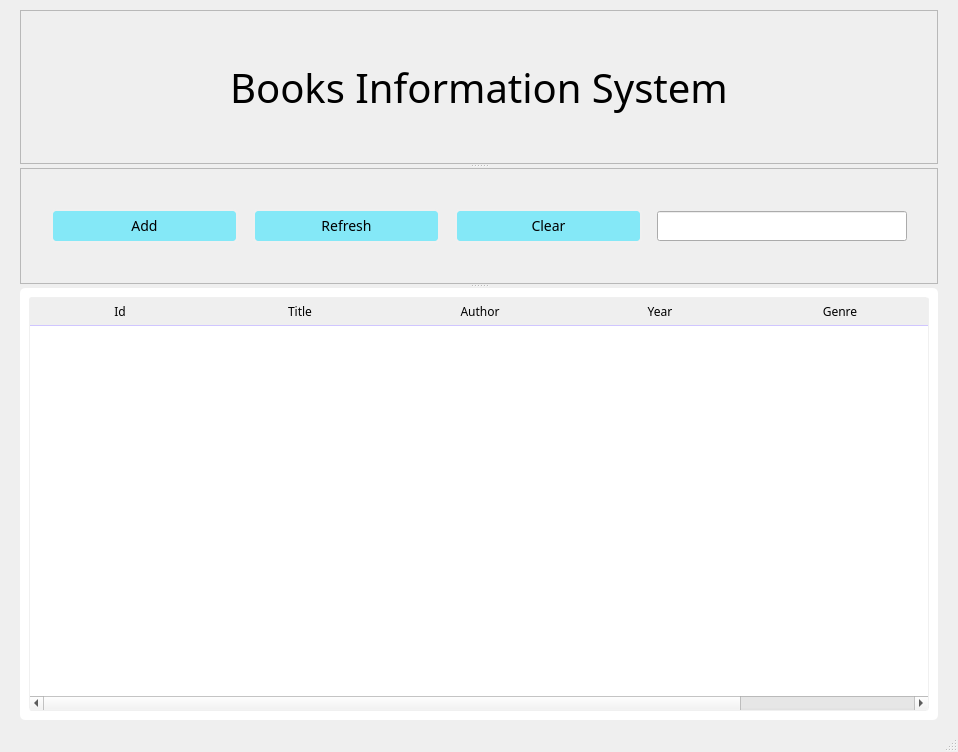
Qt form ui/books.ui (ShmuelAmir/books-qt) before a commit.
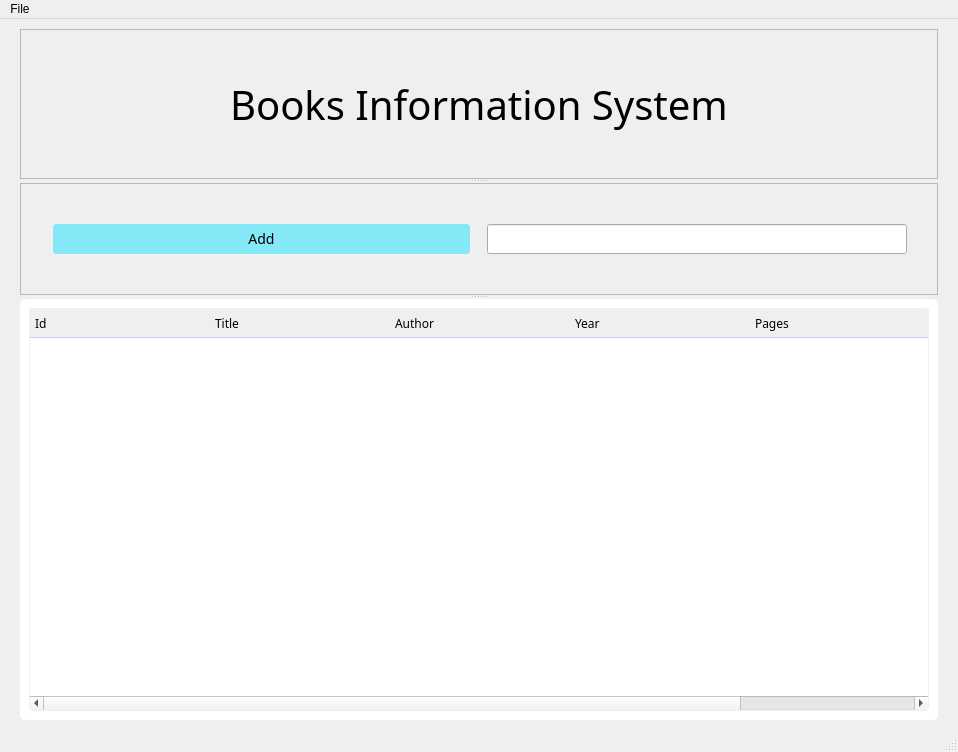
The same form after that commit. Icons and pictures are not drawn.

```diff
--- a/ui/books.ui
+++ b/ui/books.ui
@@ -188,34 +188,18 @@
         </property>
         <item>
          <widget class="QPushButton" name="add_btn">
+          <property name="font">
+           <font>
+            <family>Segoe UI Semibold</family>
+            <pointsize>-1</pointsize>
+           </font>
+          </property>
           <property name="text">
            <string>Add</string>
           </property>
           <property name="icon">
            <iconset>
-            <normaloff>icons/add.svg</normaloff>icons/add.svg</iconset>
-          </property>
-         </widget>
-        </item>
-        <item>
-         <widget class="QPushButton" name="refresh_btn">
-          <property name="text">
-           <string>Refresh</string>
-          </property>
-          <property name="icon">
-           <iconset>
-            <normaloff>icons/published_with_changes.svg</normaloff>icons/published_with_changes.svg</iconset>
-          </property>
-         </widget>
-        </item>
-        <item>
-         <widget class="QPushButton" name="clear_btn">
-          <property name="text">
-           <string>Clear</string>
-          </property>
-          <property name="icon">
-           <iconset>
-            <normaloff>icons/backspace.svg</normaloff>icons/backspace.svg</iconset>
+            <normaloff>../.designer/.designer/backup/icons/add.svg</normaloff>../.designer/.designer/backup/icons/add.svg</iconset>
           </property>
          </widget>
         </item>
@@ -233,6 +217,11 @@
             <height>30</height>
            </size>
           </property>
+          <property name="font">
+           <font>
+            <pointsize>11</pointsize>
+           </font>
+          </property>
          </widget>
         </item>
        </layout>
@@ -259,6 +248,11 @@
             <height>451</height>
            </size>
           </property>
+          <property name="font">
+           <font>
+            <pointsize>11</pointsize>
+           </font>
+          </property>
           <property name="focusPolicy">
            <enum>Qt::NoFocus</enum>
           </property>
@@ -284,25 +278,65 @@
            <property name="text">
             <string>Id</string>
            </property>
+           <property name="font">
+            <font>
+             <pointsize>11</pointsize>
+            </font>
+           </property>
+           <property name="textAlignment">
+            <set>AlignLeading|AlignVCenter</set>
+           </property>
           </column>
           <column>
            <property name="text">
             <string>Title</string>
            </property>
+           <property name="font">
+            <font>
+             <pointsize>11</pointsize>
+            </font>
+           </property>
+           <property name="textAlignment">
+            <set>AlignLeading|AlignVCenter</set>
+           </property>
           </column>
           <column>
            <property name="text">
             <string>Author</string>
            </property>
+           <property name="font">
+            <font>
+             <pointsize>11</pointsize>
+            </font>
+           </property>
+           <property name="textAlignment">
+            <set>AlignLeading|AlignVCenter</set>
+           </property>
           </column>
           <column>
            <property name="text">
             <string>Year</string>
            </property>
+           <property name="font">
+            <font>
+             <pointsize>11</pointsize>
+            </font>
+           </property>
+           <property name="textAlignment">
+            <set>AlignLeading|AlignVCenter</set>
+           </property>
           </column>
           <column>
            <property name="text">
-            <string>Genre</string>
+            <string>Pages</string>
+           </property>
+           <property name="font">
+            <font>
+             <pointsize>11</pointsize>
+            </font>
+           </property>
+           <property name="textAlignment">
+            <set>AlignLeading|AlignVCenter</set>
            </property>
           </column>
          </widget>
@@ -319,9 +353,16 @@
      <x>0</x>
      <y>0</y>
      <width>958</width>
-     <height>21</height>
+     <height>22</height>
     </rect>
    </property>
+   <widget class="QMenu" name="menuFile">
+    <property name="title">
+     <string>File</string>
+    </property>
+    <addaction name="actionSearch"/>
+   </widget>
+   <addaction name="menuFile"/>
   </widget>
   <widget class="QStatusBar" name="statusbar"/>
  </widget>
```
Left out of the diff: 29 changed lines with no effect on the pictures.
